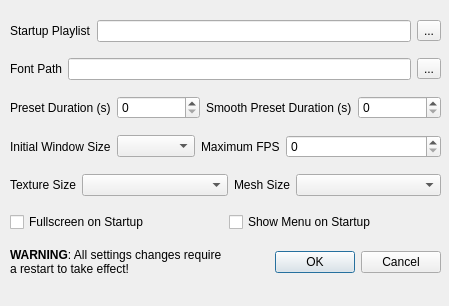
Before: the Qt Designer form src/qprojectM/src/QProjectMConfigDialog.ui in projectM-visualizer/projectm, drawn with Qt 5.
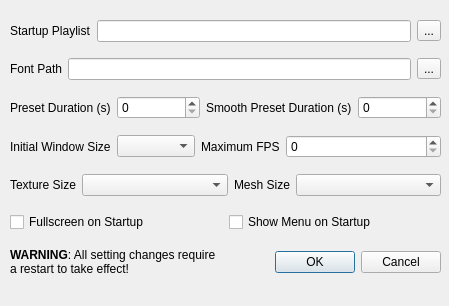
After: the same form once the commit is applied.

Commit message: minor revision to warning text

Patch:
```diff
--- a/src/qprojectM/src/QProjectMConfigDialog.ui
+++ b/src/qprojectM/src/QProjectMConfigDialog.ui
@@ -296,7 +296,7 @@
          </sizepolicy>
         </property>
         <property name="text" >
-         <string>&lt;B>WARNING&lt;/B>: All settings changes require a restart to take effect!</string>
+         <string>&lt;B>WARNING&lt;/B>: All setting changes require a restart to take effect!</string>
         </property>
         <property name="textFormat" >
          <enum>Qt::AutoText</enum>
```
